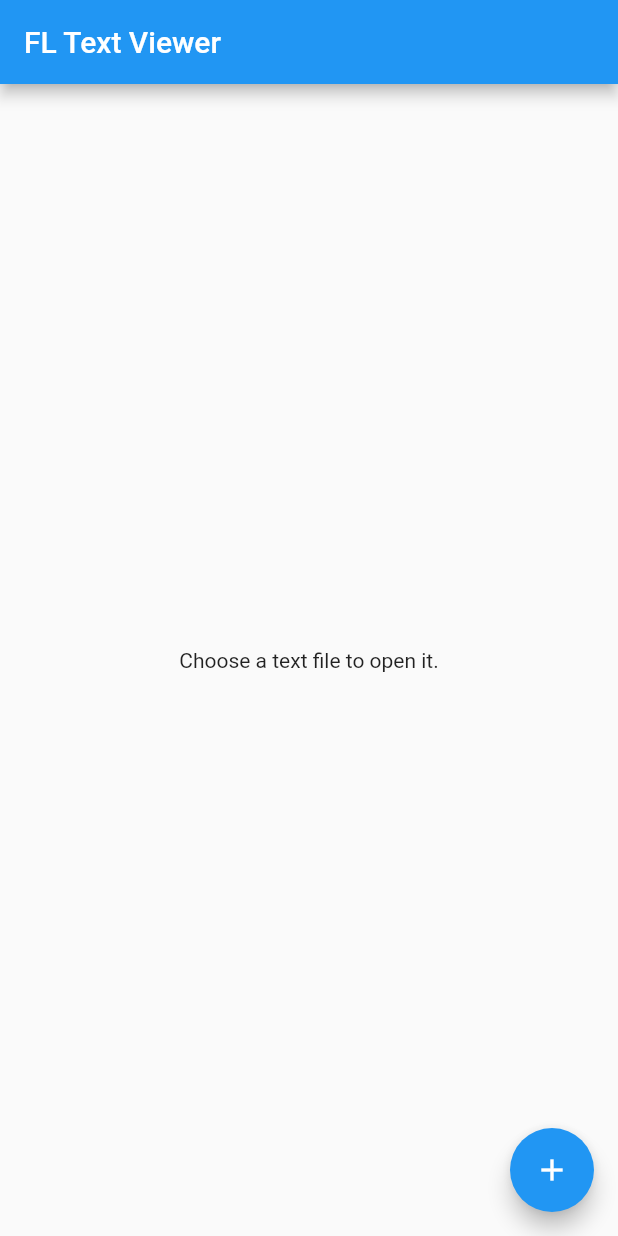
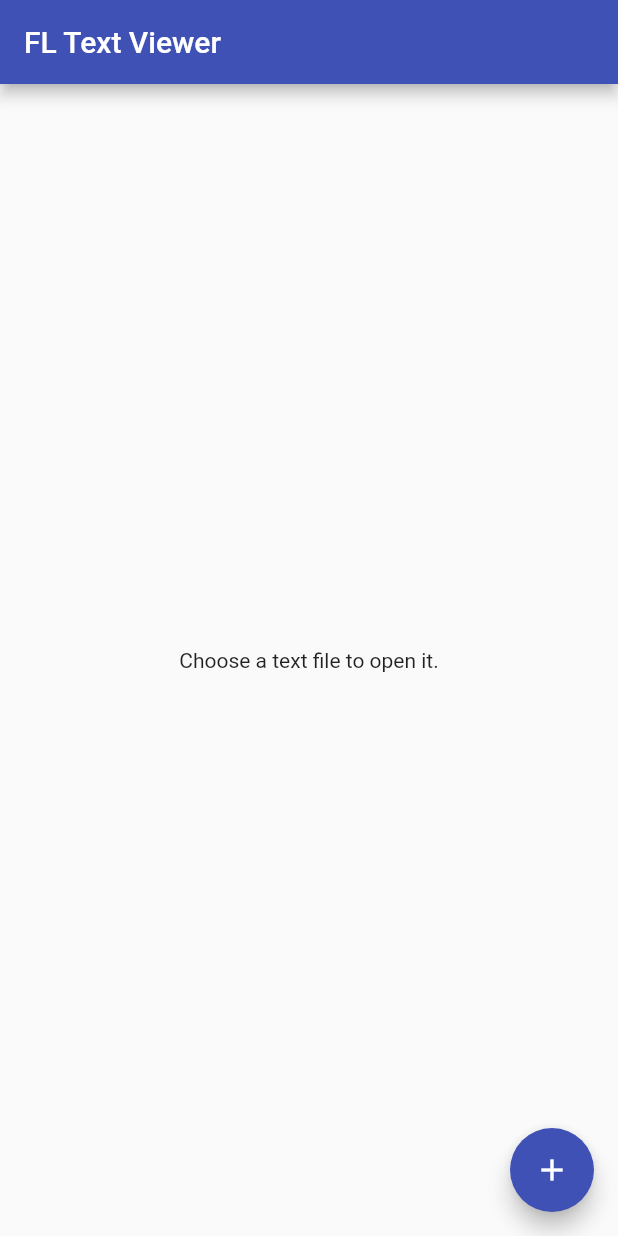
Before and after one commit to ygohko/fl_text_viewer, a Flutter app: the screen it shows after launch, on a phone screen of 412 x 824 dp. Run offline on Flutter 3.47's test engine with Material 2 defaults, Android fonts, the phone set to English and light mode, and no system bars; our stand-ins replace file_picker.

Commit message:
Burshed up UIs.

```diff
--- a/lib/main.dart
+++ b/lib/main.dart
@@ -14,7 +14,7 @@ class MyApp extends StatelessWidget {
     return MaterialApp(
       title: 'FL Text Viewer',
       theme: ThemeData(
-        primarySwatch: Colors.blue,
+        primarySwatch: Colors.indigo,
       ),
       home: const MyHomePage(),
     );
```
